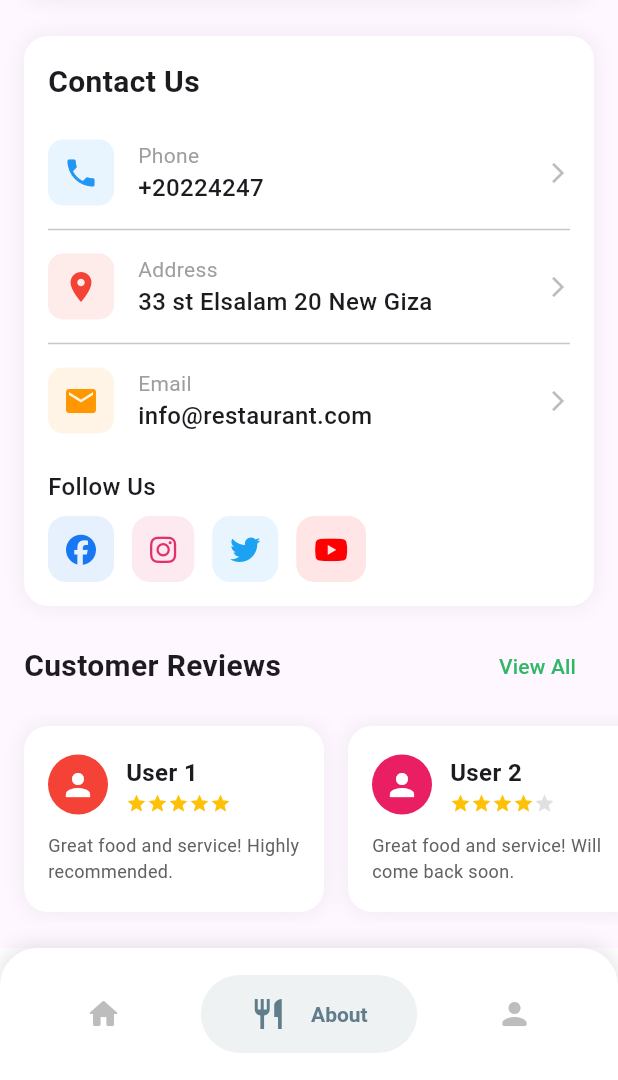
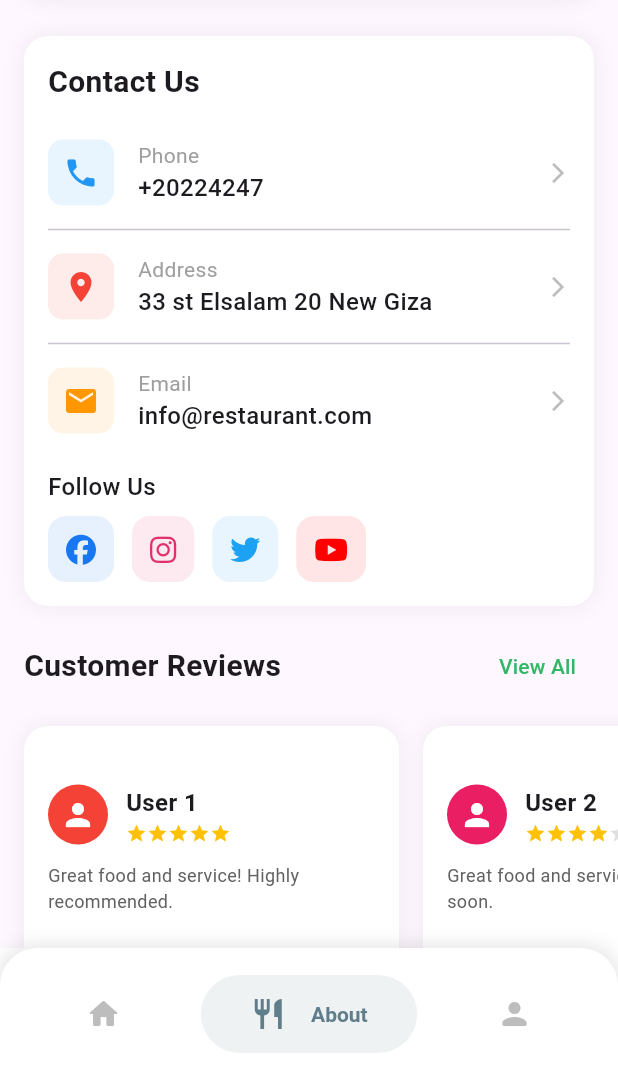
Before and after one commit to KareemEzzat91/resturantmangment, a Flutter app: the screen it shows after launch, item 2 of the bottom bar chosen, scrolled down 424 dp, on a phone screen of 412 x 824 dp, the part 156-1236 px from its top. Run offline on Flutter 3.47's test engine with Material 3 defaults, Android fonts, the phone set to English and light mode, and no system bars; drawn by our look-alikes of salomon_bottom_bar; our stand-ins replace animate_do, animated_text_kit, bloc, cached_network_image, carousel_slider, dio and 7 more; network calls fail.

Commit message:
I Must clean It code

```diff
--- a/lib/screens/Registration/login_screen/login_screen.dart
+++ b/lib/screens/Registration/login_screen/login_screen.dart
@@ -251,6 +251,7 @@ class _LoginScreenState extends State<LoginScreen> {
                             "Forgot Password?",
                             style: GoogleFonts.poppins(
                               fontWeight: FontWeight.w600,
+
                             ),
                           ),
                         ),
--- a/lib/screens/about_screen/about_screen.dart
+++ b/lib/screens/about_screen/about_screen.dart
@@ -14,23 +14,7 @@ class AboutScreen extends StatelessWidget {
   @override
   Widget build(BuildContext context) {
     return Scaffold(
-/*
-      appBar: AppBar(
-        title: const Text(
-          "About Us",
-          style: TextStyle(fontWeight: FontWeight.bold),
-        ),
-        centerTitle: true,
-        backgroundColor: const Color(0xff32B768),
-        elevation: 0,
-        shape: const RoundedRectangleBorder(
-          borderRadius: BorderRadius.only(
-            bottomLeft: Radius.circular(20),
-            bottomRight: Radius.circular(20),
-          ),
-        ),
-      ),
-*/
+
       body: FutureBuilder<Resturant>(
         future: context.read<ApiCubit>().getResturant(),
         builder: (context, snapshot) {
@@ -602,14 +586,14 @@ class AboutScreen extends StatelessWidget {
     return FadeInRight(
       duration: const Duration(milliseconds: 600),
       child: SizedBox(
-        height: 140,
+        height: 180,
         child: ListView.builder(
           scrollDirection: Axis.horizontal,
           itemCount: 5,
           padding: const EdgeInsets.symmetric(horizontal: 8),
           itemBuilder: (context, index) {
             return Container(
-              width: 200,
+              width: 250,
               margin: const EdgeInsets.all(8),
               padding: const EdgeInsets.all(16),
               decoration: BoxDecoration(
```
Also changed, not shown: 5 other files.
